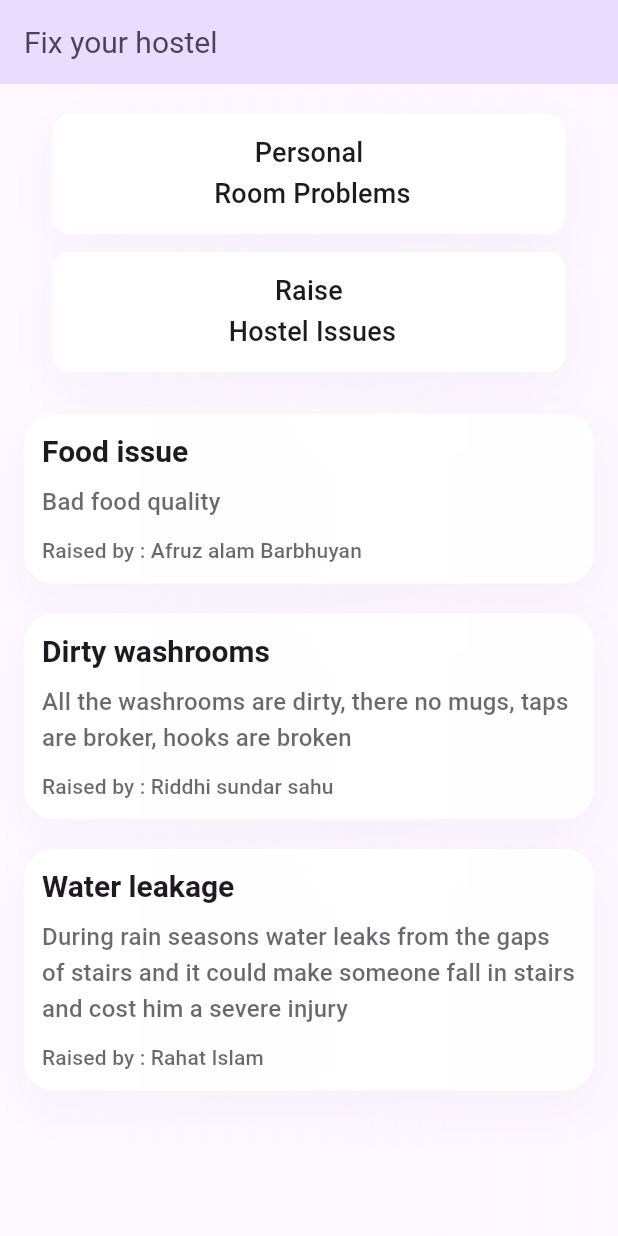
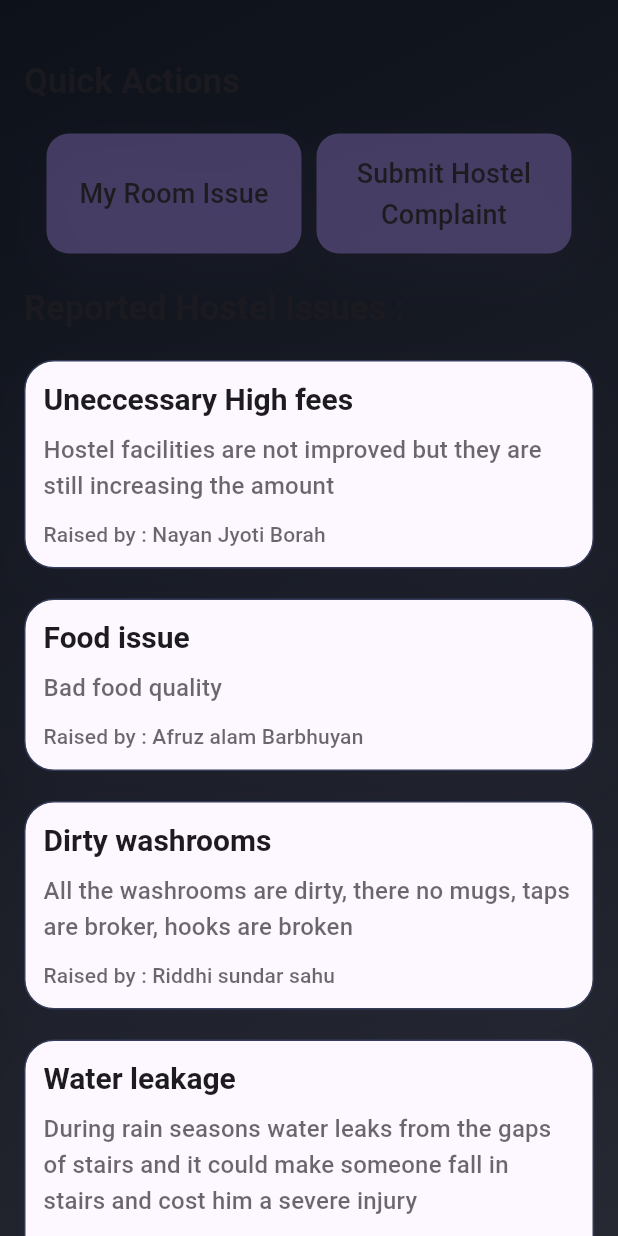
Before and after one commit to rahat-exe/fix_your_hostel, a Flutter app: the screen it shows after launch, on a phone screen of 412 x 824 dp. Run offline on Flutter 3.47's test engine with Material 3 defaults, Android fonts, the phone set to English and light mode, and no system bars.

Commit message:
UI improvement

```diff
--- a/client/lib/main.dart
+++ b/client/lib/main.dart
@@ -1,14 +1,35 @@
 import 'package:client/screens/home.dart';
+import 'package:client/theme/theme.dart';
 import 'package:flutter/material.dart';
 
+//seed colors
 final colorScheme = ColorScheme.fromSeed(
   seedColor: Color.fromARGB(255, 96, 59, 181),
 );
-final kDarkColorScheme = ColorScheme.fromSeed(
-  brightness: Brightness.dark,
-  seedColor: Color.fromARGB(255, 5, 99, 125),
+// final kDarkColorScheme = ColorScheme.fromSeed(
+//   brightness: Brightness.dark,
+//   seedColor:AppColors.bgDark,
+// );
+
+final darktheme = ThemeData().copyWith(
+  scaffoldBackgroundColor: AppColors.bgDark,
+  primaryColor: AppColors.primary,
+
+  colorScheme: ColorScheme.dark(
+    surface: AppColors.bgLight,
+    primary: AppColors.primary,
+    secondary: AppColors.secondary,
+    error: AppColors.danger,
+  ),
+
+  textTheme: const TextTheme(
+    bodyLarge: TextStyle(color: AppColors.text),
+    bodyMedium: TextStyle(color: AppColors.textMuted),
+  ),
+
+  dividerColor: AppColors.borderMuted,
 );
-final theme = ThemeData().copyWith(colorScheme: kDarkColorScheme);
+
 void main() {
   runApp(MyApp());
 }
@@ -19,32 +40,12 @@ class MyApp extends StatelessWidget {
   @override
   Widget build(BuildContext context) {
     return MaterialApp(
-      darkTheme: ThemeData.dark().copyWith(
-        colorScheme: kDarkColorScheme,
-
-        cardTheme: CardThemeData().copyWith(
-          color: kDarkColorScheme.secondaryContainer,
-          margin: EdgeInsets.symmetric(vertical: 7, horizontal: 10),
-        ),
-        elevatedButtonTheme: ElevatedButtonThemeData(
-          style: ElevatedButton.styleFrom(
-            backgroundColor: kDarkColorScheme.primaryContainer,
-            foregroundColor: kDarkColorScheme.onPrimaryContainer,
-          ),
-        ),
-        textTheme: ThemeData.dark().textTheme.copyWith(
-          titleLarge: TextStyle(
-            fontWeight: FontWeight.normal,
-            color: Colors.white,
-            fontSize: 15,
-          ),
-        ),
-      ),
+      darkTheme: darktheme,
       theme: ThemeData().copyWith(
         colorScheme: colorScheme,
         appBarTheme: const AppBarTheme().copyWith(
           backgroundColor: colorScheme.primaryContainer,
-          foregroundColor: colorScheme.primaryContainer,
+          foregroundColor: colorScheme.onPrimaryContainer,
         ),
         cardTheme: CardThemeData().copyWith(
           color: colorScheme.secondaryContainer,
--- a/client/lib/screens/add_issue.dart
+++ b/client/lib/screens/add_issue.dart
@@ -45,22 +45,22 @@ class _AddIssue extends State<AddIssue> {
                 onPressed: () {},
                 style: TextButton.styleFrom(
                   backgroundColor: Theme.of(context).colorScheme.onPrimary,
-                  fixedSize: Size(320, 50),
-                  textStyle: TextStyle(fontSize: 20),
+                  fixedSize: Size(380, 50),
+                  textStyle: TextStyle(fontSize: 15),
                 ),
                 child: Text('Add Image'),
               ),
               Padding(
-                padding: const EdgeInsets.all(8.0),
+                padding: const EdgeInsets.all(14.0),
                 child: Row(
                   mainAxisAlignment: MainAxisAlignment.center,
                   children: [
                     ElevatedButton(
                       onPressed: () {},
-                      style: TextButton.styleFrom(fixedSize: Size(120, 30)),
+                      style: TextButton.styleFrom(fixedSize: Size(150, 50)),
                       child: Text('Submit'),
                     ),
-                    SizedBox(width: 20),
+                    SizedBox(width: 60),
                     ElevatedButton(
                       onPressed: () {},
                       style: TextButton.styleFrom(
--- a/client/lib/screens/home.dart
+++ b/client/lib/screens/home.dart
@@ -1,96 +1,90 @@
 import 'package:client/screens/add_issue.dart';
+import 'package:client/theme/theme.dart';
+import 'package:client/widgets/issue_button.dart';
 import 'package:client/widgets/raise_card.dart';
 import 'package:flutter/material.dart';
 
 class Home extends StatelessWidget {
   const Home({super.key});
+  void toAddIssuePage(BuildContext context) {
+    Navigator.of(
+      context,
+    ).push(MaterialPageRoute(builder: (ctx) => const AddIssue()));
+  }
+
   @override
   Widget build(BuildContext context) {
     return Scaffold(
-      backgroundColor: Colors.transparent,
-      appBar: AppBar(
-        title: Text(
-          'Fix your hostel',
-          style: Theme.of(context).textTheme.titleLarge!.copyWith(fontSize: 20),
-        ),
-      ),
       body: Container(
         decoration: BoxDecoration(
           gradient: LinearGradient(
             colors: [
-              Theme.of(context).colorScheme.surface.withValues(alpha: 0.8),
-              Theme.of(context).colorScheme.surface,
+              AppColors.bgDark,
+              AppColors.bgDark.withValues(alpha: 0.90),
             ],
+            begin: Alignment.topLeft,
+            end: Alignment.bottomRight,
           ),
         ),
+        child: SafeArea(
+          child: SingleChildScrollView(
             child: Column(
               crossAxisAlignment: CrossAxisAlignment.center,
               children: [
-            GestureDetector(
-              onTap: () {
-                Navigator.of(
-                  context,
-                ).push(MaterialPageRoute(builder: (ctx) => const AddIssue()));
-              },
-              child: Container(
-                width: 400,
-                height: 80,
-                padding: EdgeInsets.all(12),
-                margin: EdgeInsets.only(
-                  left: 35,
-                  right: 35,
-                  bottom: 12,
-                  top: 20,
-                ),
-                decoration: BoxDecoration(
-                  borderRadius: BorderRadius.circular(12),
-                  color: Theme.of(context).colorScheme.onPrimary,
-                  boxShadow: [
-                    BoxShadow(
+                SizedBox(height: 40),
+                Container(
+                  padding: EdgeInsets.only(left: 16),
+                  alignment: Alignment.topLeft,
+                  child: Text(
+                    'Quick Actions',
+
+                    style: Theme.of(context).textTheme.titleLarge!.copyWith(
                       color: Theme.of(
                         context,
-                      ).colorScheme.primary.withValues(alpha: 0.05),
-                      blurRadius: 30,
-                      offset: const Offset(0, 12),
-                    ),
-                  ],
-                ),
-                child: Text(
-                  'Personal\n Room Problems',
-                  textAlign: TextAlign.center,
-                  style: Theme.of(context).textTheme.titleMedium!.copyWith(
-                    color: Theme.of(context).colorScheme.onSurface,
-                    fontSize: 18,
-                  ),
+                      ).colorScheme.onSurface.withValues(alpha: 0.8),
+                      fontSize: 23,
+                      fontWeight: FontWeight.bold,
                     ),
                   ),
                 ),
                 Container(
-              width: 450,
-              height: 80,
-              padding: EdgeInsets.all(12),
-              margin: EdgeInsets.only(left: 35, right: 35, bottom: 8),
-              decoration: BoxDecoration(
-                borderRadius: BorderRadius.circular(12),
-                color: Theme.of(context).colorScheme.onPrimary,
-                boxShadow: [
-                  BoxShadow(
-                    color: Theme.of(
-                      context,
-                    ).colorScheme.primary.withValues(alpha: 0.05),
-                    blurRadius: 30,
-                    offset: const Offset(0, 12),
+                  child: Row(
+                    mainAxisAlignment: MainAxisAlignment.center,
+                    children: [
+                      IssueButton(
+                        buttonTitle: 'My Room Issue',
+                        onTap: () {
+                          toAddIssuePage(context);
+                        },
+                      ),
+                      SizedBox(width: 10),
+                      IssueButton(
+                        buttonTitle: 'Submit Hostel Complaint',
+                        onTap: () {},
                       ),
                     ],
                   ),
+                ),
+                Container(
+                  padding: EdgeInsets.only(left: 16, top: 10),
+                  alignment: Alignment.topLeft,
                   child: Text(
-                'Raise\n Hostel Issues',
-                textAlign: TextAlign.center,
-                style: Theme.of(context).textTheme.titleMedium!.copyWith(
-                  color: Theme.of(context).colorScheme.onSurface,
-                  fontSize: 18,
+                    'Reported Hostel Issues : ',
+
+                    style: Theme.of(context).textTheme.titleLarge!.copyWith(
+                      color: Theme.of(
+                        context,
+                      ).colorScheme.onSurface.withValues(alpha: 0.8),
+                      fontSize: 23,
+                      fontWeight: FontWeight.bold,
                     ),
                   ),
+                ),
+                RaiseCard(
+                  title: 'Uneccessary High fees',
+                  description:
+                      'Hostel facilities are not improved but they are still increasing the amount',
+                  raiser: 'Nayan Jyoti Borah',
                 ),
                 RaiseCard(
                   title: 'Food issue',
@@ -112,6 +106,8 @@ class Home extends StatelessWidget {
               ],
             ),
           ),
+        ),
+      ),
     );
   }
 }
--- /dev/null
+++ b/client/lib/theme/theme.dart
@@ -0,0 +1,26 @@
+import 'package:flutter/material.dart';
+
+class AppColors {
+  // Backgrounds
+  static const Color bgDark = Color(0xFF0D111A);
+  static const Color bg = Color(0xFF141A26);
+  static const Color bgLight = Color(0xFF1C2333);
+
+  // Text
+  static const Color text = Color(0xFFF2F4FA);
+  static const Color textMuted = Color(0xFFB8C0D9);
+
+  // UI elements
+  static const Color highlight = Color(0xFF5F6FB3);
+  static const Color border = Color(0xFF4A567F);
+  static const Color borderMuted = Color(0xFF343C59);
+
+  // Brand / status
+  static const Color primary = Color.fromARGB(255, 156, 170, 245);
+  static const Color secondary = Color(0xFFFFC266);
+
+  static const Color danger = Color(0xFFE57373);
+  static const Color warning = Color(0xFFE6B566);
+  static const Color success = Color(0xFF6ED6A3);
+  static const Color info = Color(0xFF6FA8FF);
+}
--- /dev/null
+++ b/client/lib/widgets/issue_button.dart
@@ -0,0 +1,47 @@
+import 'package:flutter/material.dart';
+
+class IssueButton extends StatelessWidget {
+  const IssueButton({
+    super.key,
+    required this.buttonTitle,
+    required this.onTap,
+  });
+  final String buttonTitle;
+  final void Function() onTap;
+  @override
+  Widget build(BuildContext context) {
+    return GestureDetector(
+      onTap: onTap,
+      child: Container(
+        width: 170,
+        height: 80,
+
+        alignment: Alignment.center,
+        margin: EdgeInsets.only(bottom: 12, top: 20),
+        decoration: BoxDecoration(
+          borderRadius: BorderRadius.circular(15),
+          color: Theme.of(context).colorScheme.primary.withValues(alpha: 0.6),
+
+          boxShadow: [
+            BoxShadow(
+              color: Theme.of(
+                context,
+              ).colorScheme.primary.withValues(alpha: 0.05),
+              blurRadius: 30,
+              offset: const Offset(0, 12),
+            ),
+          ],
+        ),
+        child: Text(
+          buttonTitle,
+
+          textAlign: TextAlign.center,
+          style: Theme.of(context).textTheme.titleMedium!.copyWith(
+            color: Theme.of(context).colorScheme.onSurface,
+            fontSize: 18,
+          ),
+        ),
+      ),
+    );
+  }
+}
--- a/client/lib/widgets/raise_card.dart
+++ b/client/lib/widgets/raise_card.dart
@@ -1,4 +1,5 @@
 import 'package:client/main.dart';
+import 'package:client/theme/theme.dart';
 import 'package:flutter/material.dart';
 
 class RaiseCard extends StatelessWidget {
@@ -18,8 +19,9 @@ class RaiseCard extends StatelessWidget {
       padding: EdgeInsets.all(12),
       margin: EdgeInsets.only(left: 16, right: 16, top: 20),
       decoration: BoxDecoration(
-        color: Theme.of(context).colorScheme.onSecondary.withValues(alpha: .96),
+        color: Theme.of(context).colorScheme.surface,
         borderRadius: BorderRadius.circular(20),
+        border: Border.all(color: AppColors.borderMuted),
         boxShadow: [
           BoxShadow(
             color: colorScheme.primary.withValues(alpha: 0.05),
```
Lines whose indentation alone changed are shown as unchanged.
